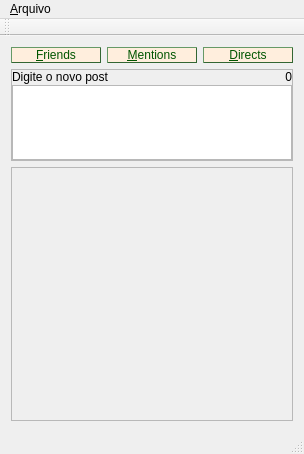
This is wndtimeline.ui in thiagomg/twithiago as Qt 5 draws it before an edit. The edited form follows.
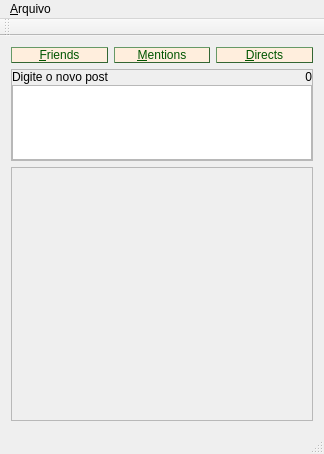
This is the edited form. Icons and pictures are not drawn. Custom widgets are drawn as their Qt base class.

Commit message: Nova interface.

Patch:
```diff
--- a/wndtimeline.ui
+++ b/wndtimeline.ui
@@ -6,7 +6,7 @@
    <rect>
     <x>0</x>
     <y>0</y>
-    <width>304</width>
+    <width>324</width>
     <height>454</height>
    </rect>
   </property>
@@ -151,7 +151,7 @@
         <rect>
          <x>0</x>
          <y>0</y>
-         <width>284</width>
+         <width>304</width>
          <height>259</height>
         </rect>
        </property>
@@ -165,7 +165,7 @@
     <rect>
      <x>0</x>
      <y>0</y>
-     <width>304</width>
+     <width>324</width>
      <height>21</height>
     </rect>
    </property>
```
The commit also changes 5 other files.
